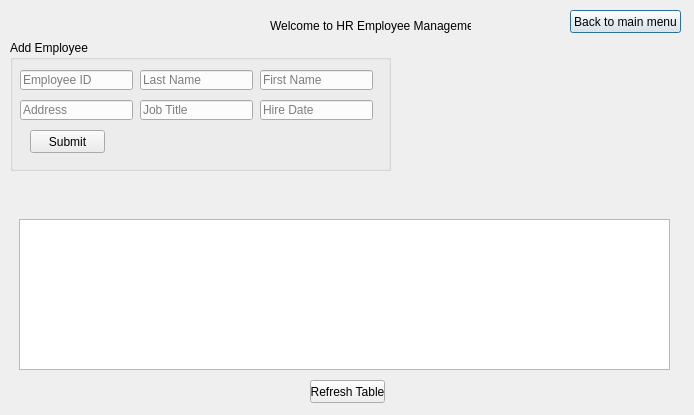
Above: Login/hrmain.ui from erynjohn/Employee-Database before the change. Below: the same form after it.
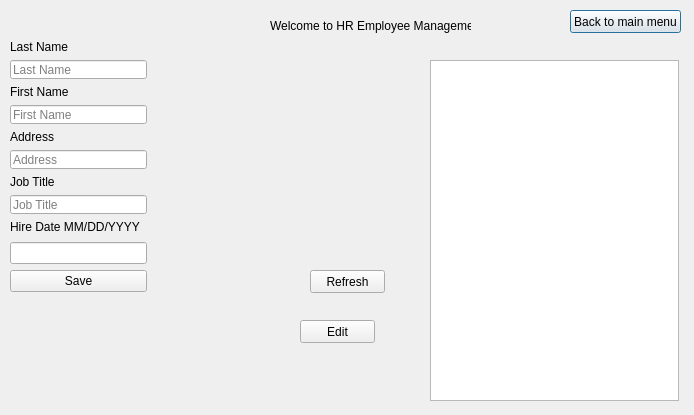
That is the form after the change.

Commit message: add upload employee to database

Diff of the .ui file:
```diff
--- a/Login/hrmain.ui
+++ b/Login/hrmain.ui
@@ -39,43 +39,66 @@
     <string>Back to main menu</string>
    </property>
   </widget>
+  <widget class="QPushButton" name="pushButton_edit">
+   <property name="geometry">
+    <rect>
+     <x>300</x>
+     <y>320</y>
+     <width>75</width>
+     <height>23</height>
+    </rect>
+   </property>
+   <property name="text">
+    <string>Edit</string>
+   </property>
+  </widget>
+  <widget class="QTableView" name="tableView">
+   <property name="geometry">
+    <rect>
+     <x>430</x>
+     <y>60</y>
+     <width>249</width>
+     <height>341</height>
+    </rect>
+   </property>
+  </widget>
   <widget class="QPushButton" name="pushButton_loadTable">
    <property name="geometry">
     <rect>
      <x>310</x>
-     <y>380</y>
+     <y>270</y>
      <width>75</width>
      <height>23</height>
     </rect>
    </property>
    <property name="text">
-    <string>Refresh Table</string>
+    <string>Refresh</string>
    </property>
   </widget>
   <widget class="QWidget" name="horizontalLayoutWidget">
    <property name="geometry">
     <rect>
-     <x>19</x>
-     <y>219</y>
-     <width>651</width>
-     <height>151</height>
+     <x>10</x>
+     <y>40</y>
+     <width>137</width>
+     <height>252</height>
     </rect>
    </property>
-   <layout class="QHBoxLayout" name="horizontalLayout">
+   <layout class="QVBoxLayout" name="verticalLayout_2">
     <item>
-     <widget class="QTableView" name="tableView"/>
-    </item>
-   </layout>
-  </widget>
+     <layout class="QVBoxLayout" name="verticalLayout">
+      <item>
+       <widget class="QLabel" name="label_2">
+        <property name="text">
+         <string>Last Name</string>
+        </property>
+        <property name="buddy">
+         <cstring>lineEdit_LName</cstring>
+        </property>
+       </widget>
+      </item>
+      <item>
   <widget class="QLineEdit" name="lineEdit_LName">
-   <property name="geometry">
-    <rect>
-     <x>140</x>
-     <y>70</y>
-     <width>113</width>
-     <height>20</height>
-    </rect>
-   </property>
    <property name="text">
     <string/>
    </property>
@@ -83,15 +106,19 @@
     <string>Last Name</string>
    </property>
   </widget>
+      </item>
+      <item>
+       <widget class="QLabel" name="label_3">
+        <property name="text">
+         <string>First Name</string>
+        </property>
+        <property name="buddy">
+         <cstring>lineEdit_FName</cstring>
+        </property>
+       </widget>
+      </item>
+      <item>
   <widget class="QLineEdit" name="lineEdit_FName">
-   <property name="geometry">
-    <rect>
-     <x>260</x>
-     <y>70</y>
-     <width>113</width>
-     <height>20</height>
-    </rect>
-   </property>
    <property name="text">
     <string/>
    </property>
@@ -99,15 +126,19 @@
     <string>First Name</string>
    </property>
   </widget>
+      </item>
+      <item>
+       <widget class="QLabel" name="label_4">
+        <property name="text">
+         <string>Address</string>
+        </property>
+        <property name="buddy">
+         <cstring>lineEdit_EmpAddress</cstring>
+        </property>
+       </widget>
+      </item>
+      <item>
   <widget class="QLineEdit" name="lineEdit_EmpAddress">
-   <property name="geometry">
-    <rect>
-     <x>20</x>
-     <y>100</y>
-     <width>113</width>
-     <height>20</height>
-    </rect>
-   </property>
    <property name="text">
     <string/>
    </property>
@@ -115,15 +146,19 @@
     <string>Address</string>
    </property>
   </widget>
+      </item>
+      <item>
+       <widget class="QLabel" name="label_5">
+        <property name="text">
+         <string>Job Title</string>
+        </property>
+        <property name="buddy">
+         <cstring>lineEdit_EmpJobTitle</cstring>
+        </property>
+       </widget>
+      </item>
+      <item>
   <widget class="QLineEdit" name="lineEdit_EmpJobTitle">
-   <property name="geometry">
-    <rect>
-     <x>140</x>
-     <y>100</y>
-     <width>113</width>
-     <height>20</height>
-    </rect>
-   </property>
    <property name="text">
     <string/>
    </property>
@@ -131,63 +166,27 @@
     <string>Job Title</string>
    </property>
   </widget>
-  <widget class="QLineEdit" name="lineEdit_HireDate">
-   <property name="geometry">
-    <rect>
-     <x>260</x>
-     <y>100</y>
-     <width>113</width>
-     <height>20</height>
-    </rect>
-   </property>
+      </item>
+      <item>
+       <widget class="QLabel" name="label_7">
    <property name="text">
-    <string/>
-   </property>
-   <property name="placeholderText">
-    <string>Hire Date</string>
-   </property>
-  </widget>
-  <widget class="QLineEdit" name="lineEdit_EmpID">
-   <property name="geometry">
-    <rect>
-     <x>20</x>
-     <y>70</y>
-     <width>113</width>
-     <height>20</height>
-    </rect>
-   </property>
+         <string>Hire Date MM/DD/YYYY</string>
+        </property>
+       </widget>
+      </item>
+     </layout>
+    </item>
+    <item>
+     <widget class="QLineEdit" name="lineEdit_hire"/>
+    </item>
+    <item>
+     <widget class="QPushButton" name="pushButton_save">
    <property name="text">
-    <string/>
-   </property>
-   <property name="placeholderText">
-    <string>Employee ID</string>
-   </property>
-  </widget>
-  <widget class="QPushButton" name="pushButton">
-   <property name="geometry">
-    <rect>
-     <x>30</x>
-     <y>130</y>
-     <width>75</width>
-     <height>23</height>
-    </rect>
-   </property>
-   <property name="text">
-    <string>Submit</string>
-   </property>
-  </widget>
-  <widget class="QGroupBox" name="groupBox">
-   <property name="geometry">
-    <rect>
-     <x>10</x>
-     <y>40</y>
-     <width>381</width>
-     <height>131</height>
-    </rect>
-   </property>
-   <property name="title">
-    <string>Add Employee</string>
-   </property>
+       <string>Save</string>
+      </property>
+     </widget>
+    </item>
+   </layout>
   </widget>
  </widget>
  <resources/>
```
Left out of the diff: 2 changed lines with no effect on the pictures. Lines whose indentation alone changed are shown as unchanged. The commit also changes 5 other files.
